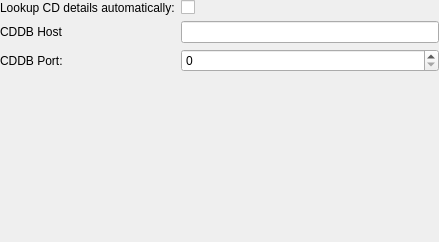
Qt form devices/audiocdsettings.ui (polpo/cantata-mac) before a commit.
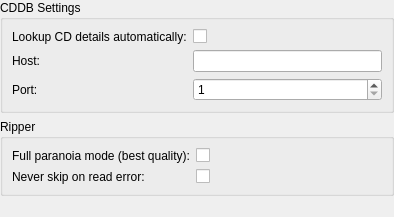
The same form after that commit. Custom widgets are drawn as their Qt base class.

Commit message: CD Paranoia settings

The edit to the form file:
```diff
--- a/devices/audiocdsettings.ui
+++ b/devices/audiocdsettings.ui
@@ -6,17 +6,23 @@
    <rect>
     <x>0</x>
     <y>0</y>
-    <width>439</width>
-    <height>242</height>
+    <width>394</width>
+    <height>217</height>
    </rect>
   </property>
   <property name="windowTitle">
    <string>Form</string>
   </property>
-  <layout class="QFormLayout" name="formLayout">
+  <layout class="QVBoxLayout" name="verticalLayout">
    <property name="margin">
     <number>0</number>
    </property>
+   <item>
+    <widget class="QGroupBox" name="groupBox">
+     <property name="title">
+      <string>CDDB Settings</string>
+     </property>
+     <layout class="QFormLayout" name="formLayout">
    <item row="0" column="0">
     <widget class="BuddyLabel" name="label_3">
      <property name="text">
@@ -33,7 +39,7 @@
    <item row="1" column="0">
     <widget class="BuddyLabel" name="label">
      <property name="text">
-      <string>CDDB Host</string>
+         <string>Host:</string>
      </property>
      <property name="buddy">
       <cstring>cddbHost</cstring>
@@ -46,7 +52,7 @@
    <item row="2" column="0">
     <widget class="BuddyLabel" name="label_2">
      <property name="text">
-      <string>CDDB Port:</string>
+         <string>Port:</string>
      </property>
      <property name="buddy">
       <cstring>cddbPort</cstring>
@@ -54,7 +60,65 @@
     </widget>
    </item>
    <item row="2" column="1">
-    <widget class="SpinBox" name="cddbPort"/>
+       <widget class="SpinBox" name="cddbPort">
+        <property name="minimum">
+         <number>1</number>
+        </property>
+        <property name="maximum">
+         <number>65535</number>
+        </property>
+       </widget>
+      </item>
+     </layout>
+    </widget>
+   </item>
+   <item>
+    <widget class="QGroupBox" name="groupBox_2">
+     <property name="title">
+      <string>Ripper</string>
+     </property>
+     <layout class="QFormLayout" name="formLayout_2">
+      <item row="0" column="0">
+       <widget class="QLabel" name="label_4">
+        <property name="text">
+         <string>Full paranoia mode (best quality):</string>
+        </property>
+        <property name="buddy">
+         <cstring>paranoiaFull</cstring>
+        </property>
+       </widget>
+      </item>
+      <item row="0" column="1">
+       <widget class="OnOffButton" name="paranoiaFull"/>
+      </item>
+      <item row="1" column="0">
+       <widget class="QLabel" name="label_5">
+        <property name="text">
+         <string>Never skip on read error:</string>
+        </property>
+        <property name="buddy">
+         <cstring>paranoiaNeverSkip</cstring>
+        </property>
+       </widget>
+      </item>
+      <item row="1" column="1">
+       <widget class="OnOffButton" name="paranoiaNeverSkip"/>
+      </item>
+     </layout>
+    </widget>
+   </item>
+   <item>
+    <spacer name="verticalSpacer">
+     <property name="orientation">
+      <enum>Qt::Vertical</enum>
+     </property>
+     <property name="sizeHint" stdset="0">
+      <size>
+       <width>20</width>
+       <height>3</height>
+      </size>
+     </property>
+    </spacer>
    </item>
   </layout>
  </widget>
```
Left out of the diff: 7 changed lines with no effect on the pictures. Lines whose indentation alone changed are shown as unchanged. The commit also changes 1 other file.
